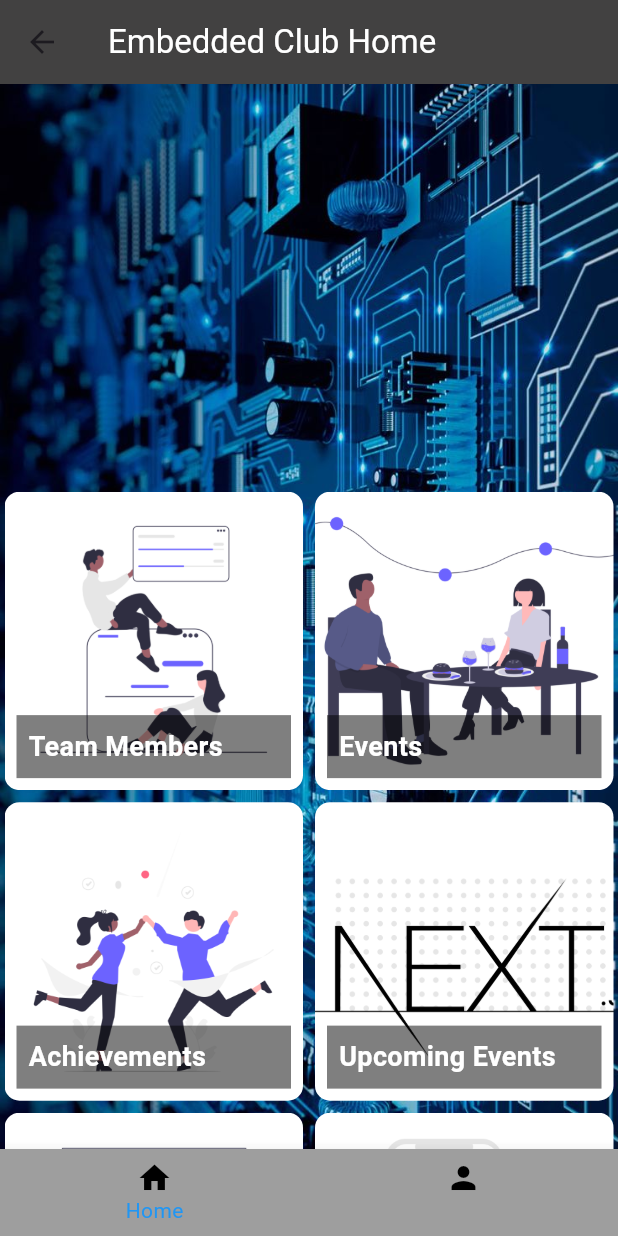
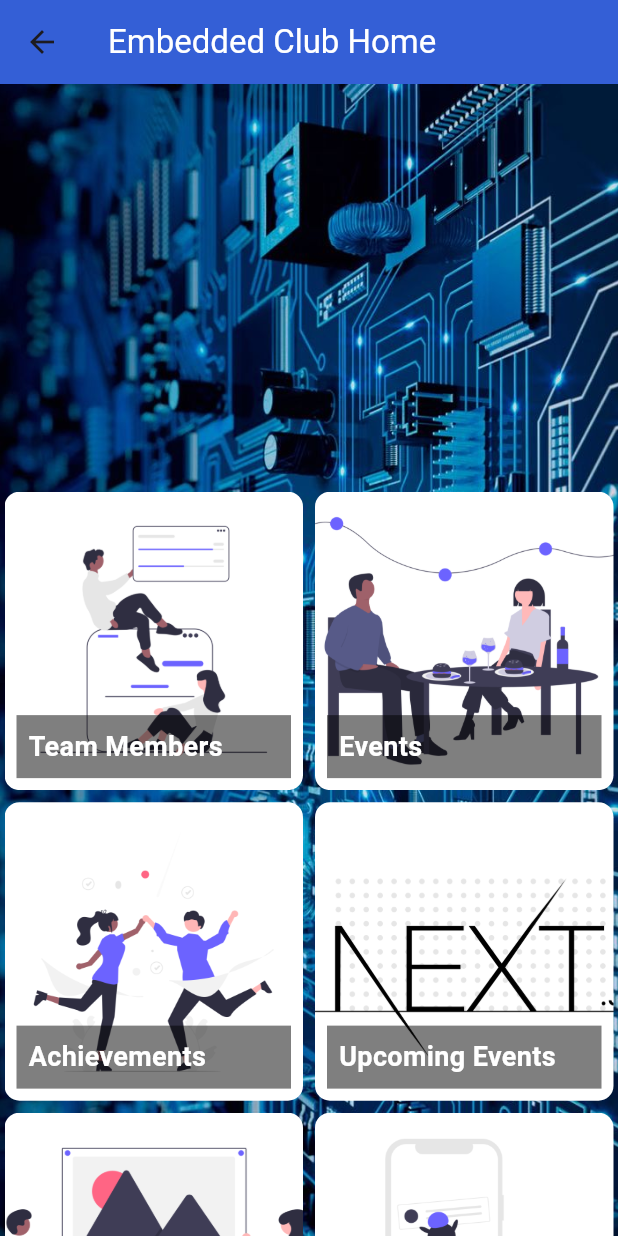
Before and after one commit to Bhaveshg4/Embedded-Club-Android-Application, a Flutter app: the HomePage screen opened directly, on a phone screen of 412 x 824 dp. Run offline on Flutter 3.47's test engine with Material 3 defaults, Android fonts, the light colour scheme and no system bars; drawn by our look-alikes of carousel_slider; our stand-ins replace chewie, cloud_firestore, firebase_core, firebase_messaging, google_sign_in, video_player; accounts and stored records are empty.

Commit message:
UI changes

```diff
--- a/lib/pages/Loginpage.dart
+++ b/lib/pages/Loginpage.dart
@@ -80,7 +80,9 @@ class LoginPage extends StatelessWidget {
                         ),
                         child: const Text(
                           "Student Login",
-                          style: TextStyle(fontSize: 24, color: Colors.amber),
+                          style: TextStyle(
+                              fontSize: 24,
+                              color: Color.fromARGB(255, 255, 192, 2)),
                         ),
                       ),
                     ),
--- a/lib/pages/UpcomingEvents.dart
+++ b/lib/pages/UpcomingEvents.dart
@@ -108,7 +108,7 @@ class _UpcomingEventPostCardState extends State<UpcomingEventPostCard> {
                       padding: const EdgeInsets.symmetric(
                           horizontal: 20, vertical: 15),
                     ),
-                    child: const Text('Yet to Open Registrations'),
+                    child: const Text('Yet to open registrations'),
                   ),
                 ),
               ],
--- a/lib/pages/adminlogin.dart
+++ b/lib/pages/adminlogin.dart
@@ -17,7 +17,7 @@ class AdminLogin extends StatelessWidget {
         centerTitle: true,
         backgroundColor: const Color.fromARGB(255, 52, 95, 214),
         title: const Text(
-          'Embedded Club Login',
+          'Admin logIn',
           style: TextStyle(color: Color.fromARGB(255, 255, 255, 255)),
         ),
       ),
--- /dev/null
+++ b/lib/pages/feedback.dart
@@ -0,0 +1,16 @@
+import 'package:flutter/material.dart';
+
+class FeedBack extends StatelessWidget {
+  const FeedBack({super.key});
+
+  @override
+  Widget build(BuildContext context) {
+    return MaterialApp(
+      home: Scaffold(
+        appBar: AppBar(
+          title: const Text("Feedback Page"),
+        ),
+      ),
+    );
+  }
+}
--- a/lib/pages/homepage.dart
+++ b/lib/pages/homepage.dart
@@ -17,8 +17,6 @@ class HomePage extends StatefulWidget {
 }
 
 class _HomePageState extends State<HomePage> {
-  int _currentIndex = 0;
-
   List<String> carouselImages = [];
 
   final CollectionReference _carouselImagesCollection =
@@ -59,7 +57,7 @@ class _HomePageState extends State<HomePage> {
     return Scaffold(
       backgroundColor: Colors.transparent,
       appBar: AppBar(
-        backgroundColor: const Color.fromARGB(255, 66, 65, 65),
+        backgroundColor: const Color.fromARGB(255, 52, 95, 214),
         title: const Text(
           'Embedded Club Home',
           style: TextStyle(color: Colors.white),
@@ -158,41 +156,38 @@ class _HomePageState extends State<HomePage> {
                     },
                   ),
                 ),
+                const SizedBox(
+                  height: 30,
+                ),
+                Padding(
+                  padding: const EdgeInsets.only(left: 10, right: 10),
+                  child: InkWell(
+                    onTap: () {
+                      Navigator.push(context,
+                          MaterialPageRoute(builder: (context) => Developer()));
+                    },
+                    child: Container(
+                      alignment: Alignment.center,
+                      decoration: BoxDecoration(
+                          color: Colors.amber.withOpacity(0.7),
+                          borderRadius: BorderRadius.circular(10)),
+                      height: 40,
+                      width: double.infinity,
+                      child: const Text(
+                        "Click for Developer's Info",
+                        style: TextStyle(
+                            fontWeight: FontWeight.bold, fontSize: 21),
+                      ),
+                    ),
+                  ),
+                ),
+                const SizedBox(
+                  height: 50,
+                ),
               ],
             ),
           ),
         ],
-      ),
-      bottomNavigationBar: BottomNavigationBar(
-        backgroundColor: Colors.grey,
-        currentIndex: _currentIndex,
-        onTap: (index) {
-          setState(() {
-            _currentIndex = index;
-          });
-        },
-        items: [
-          const BottomNavigationBarItem(
-            icon: Icon(
-              Icons.home,
-              color: Colors.black,
-            ),
-            label: 'Home',
-            backgroundColor: Colors.black,
-          ),
-          BottomNavigationBarItem(
-            icon: InkWell(
-                onTap: () {
-                  Navigator.push(context,
-                      MaterialPageRoute(builder: (context) => Developer()));
-                },
-                child: Icon(Icons.person, color: Colors.black)),
-            label: ' Developer Profile',
-            backgroundColor: Colors.black,
-          ),
-        ],
-        selectedItemColor: Colors.blue,
-        unselectedItemColor: Colors.grey,
       ),
     );
   }
--- a/lib/pages/studentlogin.dart
+++ b/lib/pages/studentlogin.dart
@@ -15,7 +15,7 @@ class StudentLogin extends StatelessWidget {
         centerTitle: true,
         backgroundColor: const Color.fromARGB(255, 52, 95, 214),
         title: const Text(
-          'Embedded Club Student Login',
+          ' Student Login',
           style: TextStyle(color: Color.fromARGB(255, 255, 255, 255)),
         ),
       ),
--- a/lib/pages/team.dart
+++ b/lib/pages/team.dart
@@ -6,12 +6,12 @@ class TeamMembersPage extends StatelessWidget {
   Widget build(BuildContext context) {
     return Scaffold(
       appBar: AppBar(
+        centerTitle: true,
         backgroundColor: const Color.fromARGB(255, 52, 95, 214),
         title: const Text(
           'Team Members',
           style: TextStyle(
             fontSize: 25,
-            fontWeight: FontWeight.bold,
             color: Colors.white,
           ),
         ),
```
Also changed, not shown: lib/pages/developer.dart (+22 -10 lines), lib/pages/videos.dart (+22 -132 lines).
